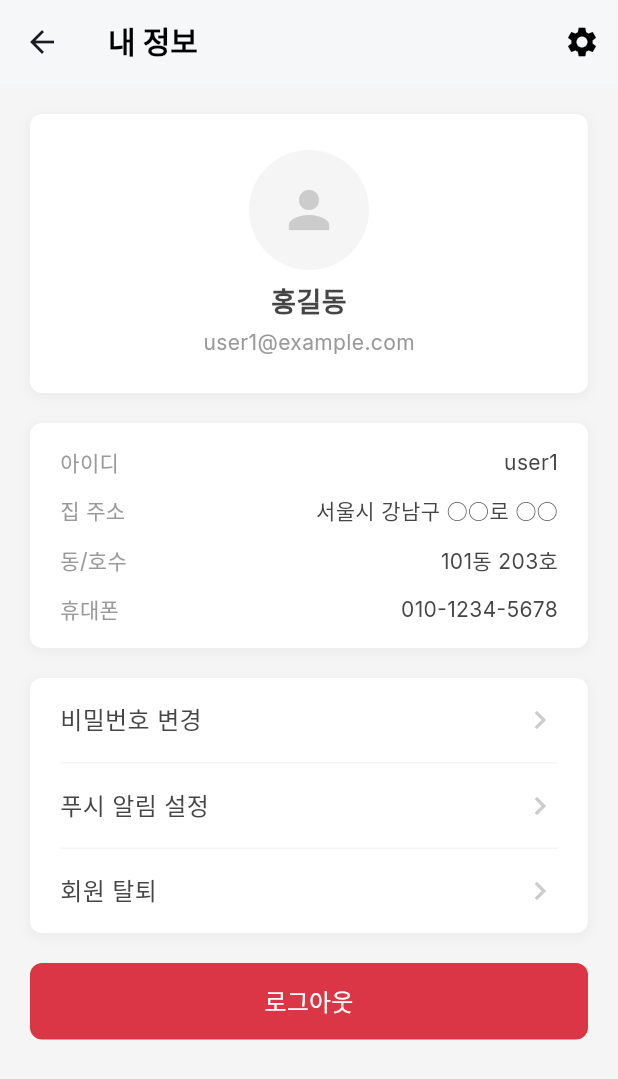
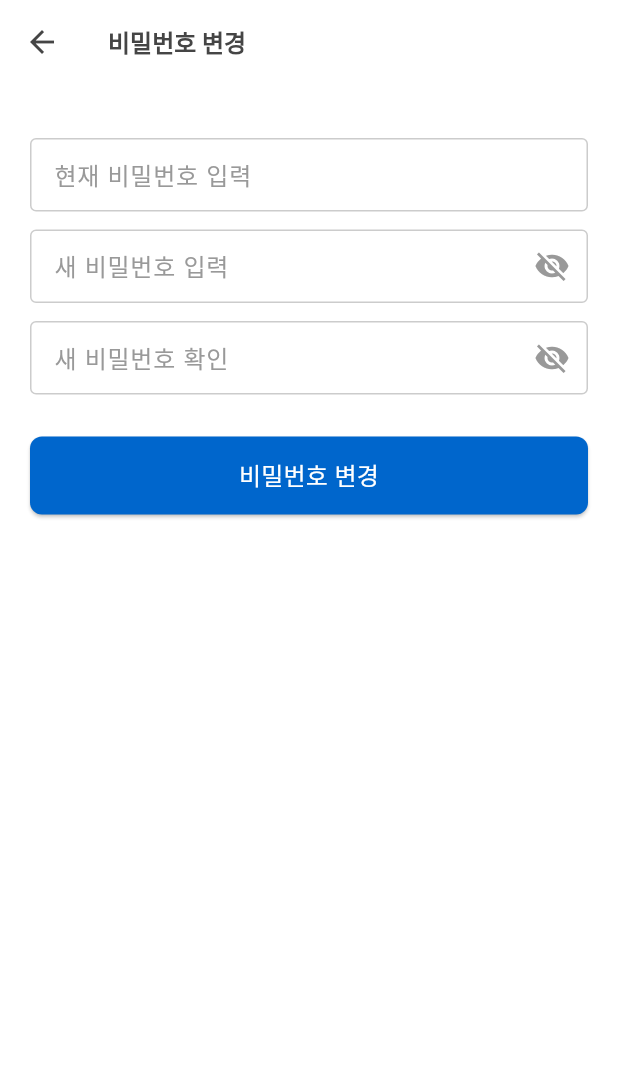
Before and after one commit to tjaudwn23/ai_parking_app, a Flutter app: the MyInfoScreen screen opened directly, after a tap on "비밀번호 변경", on a phone screen of 412 x 824 dp. Shown: the top 1079 px of the screen. Run offline on Flutter 3.47's test engine with Material 3 defaults, Android fonts, the phone set to English and light mode, and no system bars; our stand-ins replace flutter_svg, google_fonts; missing offline and left inert: kpostal.

Commit message:
feat: 내 정보 화면 기능 추가 및 UI 개선
**본문:**
`- '내 정보' 화면에 프로필 수정, 비밀번호 변경, 푸시 알림 설정 기능을 추가하고, 회원 탈퇴 시 확인 절차를 도입하여 사용자 경험을 개선했습니다.`

`- 프로필 수정 기능 추가`
  `- '내 정보 > 설정'을 통해 진입하는 프로필 수정 화면을 구현했습니다.`
  `- 닉네임, 주소, 휴대폰 번호 등 개인 정보 수정 UI를 추가했습니다.`

`- 비밀번호 변경 기능 추가`
  `- '내 정보' 메뉴의 '비밀번호 변경' 화면을 구현했습니다.`
  `- 비밀번호 보이기/숨기기 기능을 포함하여 사용성을 높였습니다.`

`- 푸시 알림 설정 기능 추가`
  `- '푸시 알림 설정' 화면을 구현하고 각 항목에 대한 On/Off 스위치를 추가했습니다.`

`- 회원 탈퇴 확인 다이얼로그 추가`
  `- 회원 탈퇴 시 사용자 실수를 방지하기 위해 확인 다이얼로그를 표시하도록 개선했습니다.`

`- UI 개선`
  `- 프로필 수정 및 비밀번호 변경 화면의 불필요한 저장 버튼을 제거하여 UI를 간소화했습니다.`
  `- 커뮤니티 화면의 AppBar에 뒤로 가기 버튼이 정상적으로 표시되도록 수정했습니다.`

```diff
--- a/lib/presentation/community/community_screen.dart
+++ b/lib/presentation/community/community_screen.dart
@@ -43,7 +43,6 @@ class _CommunityScreenState extends State<CommunityScreen> {
     return Scaffold(
       backgroundColor: Colors.white,
       appBar: AppBar(
-        automaticallyImplyLeading: false,
         title: Text(
           '커뮤니티 게시판',
           style: GoogleFonts.inter(
--- /dev/null
+++ b/lib/presentation/my_info/change_password_screen.dart
@@ -0,0 +1,141 @@
+import 'package:ai_parking/presentation/common/custom_text_field.dart';
+import 'package:flutter/material.dart';
+import 'package:google_fonts/google_fonts.dart';
+
+class ChangePasswordScreen extends StatefulWidget {
+  const ChangePasswordScreen({super.key});
+
+  @override
+  State<ChangePasswordScreen> createState() => _ChangePasswordScreenState();
+}
+
+class _ChangePasswordScreenState extends State<ChangePasswordScreen> {
+  final _currentPasswordController = TextEditingController();
+  final _newPasswordController = TextEditingController();
+  final _newPasswordConfirmController = TextEditingController();
+
+  bool _isNewPasswordVisible = false;
+  bool _isNewPasswordConfirmVisible = false;
+
+  @override
+  void dispose() {
+    _currentPasswordController.dispose();
+    _newPasswordController.dispose();
+    _newPasswordConfirmController.dispose();
+    super.dispose();
+  }
+
+  @override
+  Widget build(BuildContext context) {
+    return Scaffold(
+      backgroundColor: Colors.white,
+      appBar: AppBar(
+        backgroundColor: Colors.white,
+        elevation: 0,
+        leading: IconButton(
+          icon: const Icon(Icons.arrow_back, color: Color(0xFF454545)),
+          onPressed: () => Navigator.of(context).pop(),
+        ),
+        title: Text(
+          '비밀번호 변경',
+          style: GoogleFonts.inter(
+            color: const Color(0xFF454545),
+            fontSize: 16,
+            fontWeight: FontWeight.bold,
+          ),
+        ),
+      ),
+      body: Padding(
+        padding: const EdgeInsets.symmetric(horizontal: 20.0, vertical: 20.0),
+        child: Column(
+          crossAxisAlignment: CrossAxisAlignment.stretch,
+          children: [
+            const SizedBox(height: 16),
+            CustomTextField(
+              hintText: '현재 비밀번호 입력',
+              controller: _currentPasswordController,
+              obscureText: true,
+            ),
+            const SizedBox(height: 12),
+            _buildPasswordTextField(
+              hintText: '새 비밀번호 입력',
+              controller: _newPasswordController,
+              isVisible: _isNewPasswordVisible,
+              onToggleVisibility: () {
+                setState(() {
+                  _isNewPasswordVisible = !_isNewPasswordVisible;
+                });
+              },
+            ),
+            const SizedBox(height: 12),
+            _buildPasswordTextField(
+              hintText: '새 비밀번호 확인',
+              controller: _newPasswordConfirmController,
+              isVisible: _isNewPasswordConfirmVisible,
+              onToggleVisibility: () {
+                setState(() {
+                  _isNewPasswordConfirmVisible = !_isNewPasswordConfirmVisible;
+                });
+              },
+            ),
+            const SizedBox(height: 28),
+            ElevatedButton(
+              onPressed: () {
+                // TODO: 비밀번호 변경 로직 구현
+              },
+              style: ElevatedButton.styleFrom(
+                backgroundColor: const Color(0xFF0066CC),
+                shape: RoundedRectangleBorder(
+                  borderRadius: BorderRadius.circular(8),
+                ),
+                padding: const EdgeInsets.symmetric(vertical: 14),
+              ),
+              child: Text(
+                '비밀번호 변경',
+                style: GoogleFonts.inter(color: Colors.white, fontSize: 16),
+              ),
+            ),
+          ],
+        ),
+      ),
+    );
+  }
+
+  Widget _buildPasswordTextField({
+    required String hintText,
+    required TextEditingController controller,
+    required bool isVisible,
+    required VoidCallback onToggleVisibility,
+  }) {
+    return TextField(
+      controller: controller,
+      obscureText: !isVisible,
+      decoration: InputDecoration(
+        hintText: hintText,
+        hintStyle: GoogleFonts.inter(
+          color: const Color(0xFF999999),
+          fontSize: 16,
+        ),
+        enabledBorder: OutlineInputBorder(
+          borderRadius: BorderRadius.circular(4),
+          borderSide: const BorderSide(color: Color(0xFFCCCCCC)),
+        ),
+        focusedBorder: OutlineInputBorder(
+          borderRadius: BorderRadius.circular(4),
+          borderSide: const BorderSide(color: Color(0xFF0066CC)),
+        ),
+        contentPadding: const EdgeInsets.symmetric(
+          horizontal: 12,
+          vertical: 12,
+        ),
+        suffixIcon: IconButton(
+          icon: Icon(
+            isVisible ? Icons.visibility : Icons.visibility_off,
+            color: const Color(0xFF999999),
+          ),
+          onPressed: onToggleVisibility,
+        ),
+      ),
+    );
+  }
+}
```
Also changed, not shown: lib/presentation/my_info/edit_profile_screen.dart (added, +173 -0 lines), lib/presentation/my_info/my_info_screen.dart (+70 -4 lines), lib/presentation/my_info/push_notification_settings_screen.dart (added, +138 -0 lines).
